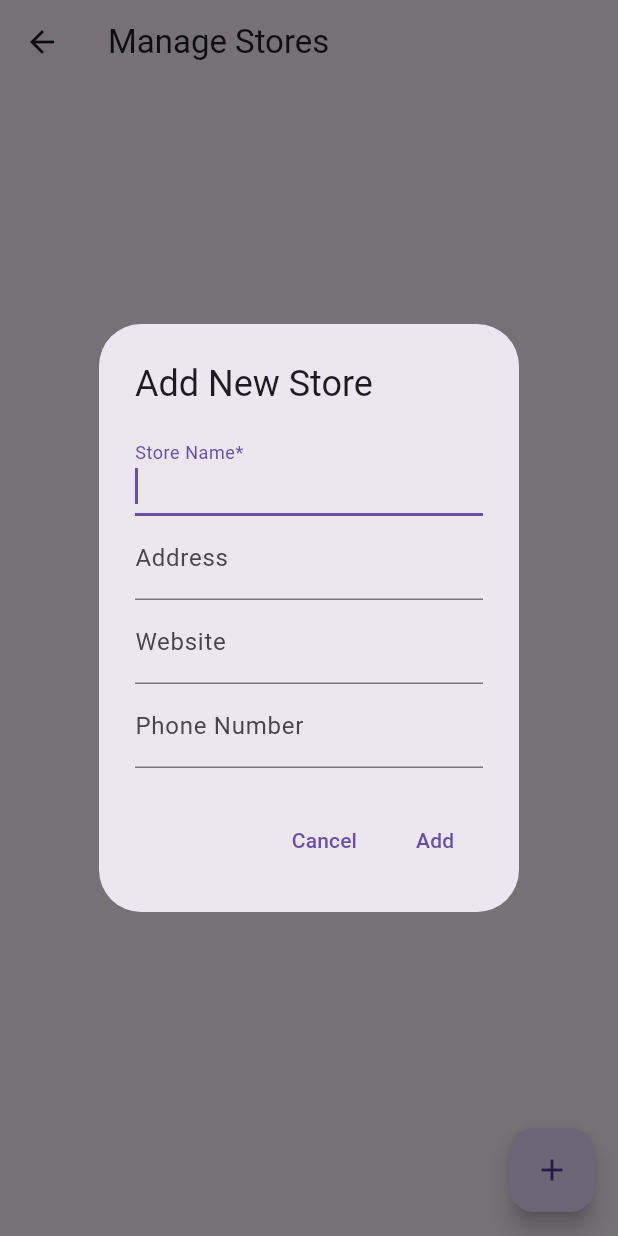
After one commit to PapaBear4/smart_shopper, a Flutter app: the StoreView screen opened directly, after a tap on the "add" icon, on a phone screen of 412 x 824 dp. The commit adds this screen. Run offline on Flutter 3.47's test engine with Material 3 defaults, Android fonts, the phone set to English and light mode, and no system bars; our stand-ins replace bloc, equatable, flutter_bloc, get_it, go_router, objectbox; generated files the repository leaves out were written again.

Commit message:
added stores screen

```diff
--- a/lib/features/shopping_lists/view/shopping_lists_screen.dart
+++ b/lib/features/shopping_lists/view/shopping_lists_screen.dart
@@ -4,6 +4,7 @@ import 'package:go_router/go_router.dart';
 import '../../../models/models.dart'; // Models barrel file
 import '../../../service_locator.dart'; // To get dependencies (GetIt)
 import '../cubit/shopping_list_cubit.dart'; // The Cubit for this feature
+import 'package:go_router/go_router.dart';
 
 class ShoppingListsScreen extends StatelessWidget {
   const ShoppingListsScreen({super.key});
@@ -20,13 +21,25 @@ class ShoppingListsScreen extends StatelessWidget {
           return Scaffold(
             appBar: AppBar(
               title: const Text('My Shopping Lists'),
-              // Optional: Add actions later if needed
+              actions: [
+                IconButton(
+                  icon: const Icon(
+                    Icons.storefront,
+                  ), // Or Icons.settings, Icons.store
+                  tooltip: 'Manage Stores',
+                  onPressed: () {
+                    // Use the innerContext to navigate
+                    innerContext.push('/stores');
+                  },
+                ),
+              ],
             ),
             // Use BlocBuilder to react to state changes from the Cubit
             body: BlocBuilder<ShoppingListCubit, ShoppingListState>(
               builder: (context, state) {
                 // ---- Loading State ----
-                if (state is ShoppingListLoading || state is ShoppingListInitial) {
+                if (state is ShoppingListLoading ||
+                    state is ShoppingListInitial) {
                   return const Center(child: CircularProgressIndicator());
                 }
                 // ---- Loaded State ----
@@ -48,7 +61,8 @@ class ShoppingListsScreen extends StatelessWidget {
                       final list = state.lists[index];
                       return Dismissible(
                         key: ValueKey(list.id), // Unique key for Dismissible
-                        direction: DismissDirection.endToStart, // Swipe left to delete
+                        direction:
+                            DismissDirection.endToStart, // Swipe left to delete
                         background: Container(
                           color: Colors.red,
                           alignment: Alignment.centerRight,
@@ -67,11 +81,17 @@ class ShoppingListsScreen extends StatelessWidget {
                                     ),
                                     actions: <Widget>[
                                       TextButton(
-                                        onPressed: () => Navigator.of(dialogContext).pop(false),
+                                        onPressed:
+                                            () => Navigator.of(
+                                              dialogContext,
+                                            ).pop(false),
                                         child: const Text('Cancel'),
                                       ),
                                       TextButton(
-                                        onPressed: () => Navigator.of(dialogContext).pop(true),
+                                        onPressed:
+                                            () => Navigator.of(
+                                              dialogContext,
+                                            ).pop(true),
                                         child: const Text(
                                           'Delete',
                                           style: TextStyle(color: Colors.red),
@@ -80,11 +100,14 @@ class ShoppingListsScreen extends StatelessWidget {
                                     ],
                                   );
                                 },
-                              ) ?? false;
+                              ) ??
+                              false;
                         },
                         onDismissed: (direction) {
                           // Use innerContext for Cubit interaction
-                          innerContext.read<ShoppingListCubit>().deleteList(list.id);
+                          innerContext.read<ShoppingListCubit>().deleteList(
+                            list.id,
+                          );
                           ScaffoldMessenger.of(innerContext).showSnackBar(
                             SnackBar(
                               content: Text('${list.name} deleted'),
@@ -123,7 +146,7 @@ class ShoppingListsScreen extends StatelessWidget {
               child: const Icon(Icons.add),
             ),
           );
-        }
+        },
       ),
     );
   }
--- /dev/null
+++ b/lib/features/stores/cubit/store_cubit.dart
@@ -0,0 +1,85 @@
+import 'dart:async';
+import 'package:bloc/bloc.dart';
+import 'package:equatable/equatable.dart';
+import '../../../models/models.dart';          // Models barrel file
+import '../../../repositories/store_repository.dart'; // Import store repository
+
+part 'store_state.dart'; // Link state file
+
+class StoreCubit extends Cubit<StoreState> {
+  final IStoreRepository _repository;
+  StreamSubscription? _storeSubscription;
+
+  StoreCubit({required IStoreRepository repository})
+      : _repository = repository,
+        super(StoreInitial()) {
+    _subscribeToStores(); // Start listening to the store stream immediately
+  }
+
+  // Subscribe to the reactive stream from the repository
+  void _subscribeToStores() {
+    emit(StoreLoading());
+    _storeSubscription?.cancel(); // Cancel any previous subscription
+    _storeSubscription = _repository.getStoresStream().listen( // [cite: previous turn's repository code]
+      (stores) {
+        emit(StoreLoaded(stores)); // Emit loaded state with the latest list
+      },
+      onError: (error) {
+        emit(StoreError("Failed to load stores: $error"));
+      },
+    );
+  }
+
+  Future<void> addStore({
+    required String name,
+    String? address,
+    String? website,
+    String? phone,
+  }) async {
+    if (name.trim().isEmpty) return; // Basic validation
+
+    try {
+      final newStore = GroceryStore( // [cite: uploaded:lib/models/grocery_store.dart]
+        name: name.trim(),
+        address: address?.trim(),
+        website: website?.trim(),
+        phoneNumber: phone?.trim(),
+      );
+      await _repository.addStore(newStore); // [cite: previous turn's repository code]
+      // UI updates via the stream subscription
+    } catch (e) {
+      emit(StoreError("Failed to add store: $e"));
+      // Optionally reload or revert
+    }
+  }
+
+  Future<void> updateStore(GroceryStore store) async {
+    // Ensure name isn't empty if updating
+     if (store.name.trim().isEmpty) {
+        emit(const StoreError("Store name cannot be empty."));
+        return;
+     }
+    try {
+      await _repository.updateStore(store); // [cite: previous turn's repository code]
+      // UI updates via the stream subscription
+    } catch (e) {
+      emit(StoreError("Failed to update store: $e"));
+    }
+  }
+
+  Future<void> deleteStore(int storeId) async {
+    try {
+      await _repository.deleteStore(storeId); // [cite: previous turn's repository code]
+      // UI updates via the stream subscription
+    } catch (e) {
+      emit(StoreError("Failed to delete store: $e"));
+    }
+  }
+
+  // Cancel subscription when Cubit is closed
+  @override
+  Future<void> close() {
+    _storeSubscription?.cancel();
+    return super.close();
+  }
+}
--- /dev/null
+++ b/lib/features/stores/cubit/store_state.dart
@@ -0,0 +1,32 @@
+part of 'store_cubit.dart'; // Link to the cubit file
+
+abstract class StoreState extends Equatable {
+  const StoreState();
+
+  @override
+  List<Object> get props => [];
+}
+
+class StoreInitial extends StoreState {}
+
+class StoreLoading extends StoreState {}
+
+// State when stores are successfully loaded
+class StoreLoaded extends StoreState {
+  final List<GroceryStore> stores;
+
+  const StoreLoaded(this.stores);
+
+  @override
+  List<Object> get props => [stores];
+}
+
+// State for handling errors
+class StoreError extends StoreState {
+  final String message;
+
+  const StoreError(this.message);
+
+  @override
+  List<Object> get props => [message];
+}
--- /dev/null
+++ b/lib/features/stores/view/store_screen.dart
@@ -0,0 +1,218 @@
+import 'package:flutter/material.dart';
+import 'package:flutter_bloc/flutter_bloc.dart';
+import '../../../models/models.dart'; // Models barrel file
+import '../../../service_locator.dart'; // GetIt for dependency injection
+import '../cubit/store_cubit.dart'; // The Cubit for this feature
+
+class StoreManagementScreen extends StatelessWidget {
+  const StoreManagementScreen({super.key});
+
+  @override
+  Widget build(BuildContext context) {
+    // Provide the Cubit using the factory registered in GetIt
+    return BlocProvider(
+      create: (context) => getIt<StoreCubit>(),
+      child: StoreView(), // Use a separate widget for easy context access
+    );
+  }
+}
+
+class StoreView extends StatelessWidget {
+  @override
+  Widget build(BuildContext context) {
+    return Scaffold(
+      appBar: AppBar(
+        title: const Text('Manage Stores'),
+        // Consider adding a back button if this isn't the root screen
+      ),
+      body: BlocBuilder<StoreCubit, StoreState>(
+        builder: (context, state) {
+          // --- Loading State ---
+          if (state is StoreLoading || state is StoreInitial) {
+            return const Center(child: CircularProgressIndicator());
+          }
+          // --- Error State ---
+          if (state is StoreError) {
+            return Center(
+              child: Padding(
+                padding: const EdgeInsets.all(16.0),
+                child: Text('Error: ${state.message}'),
+              ),
+            );
+          }
+          // --- Loaded State ---
+          if (state is StoreLoaded) {
+            if (state.stores.isEmpty) {
+              return const Center(
+                  child: Text('No stores saved yet.\nAdd one below!'));
+            }
+            // Display stores
+            return ListView.builder(
+              itemCount: state.stores.length,
+              itemBuilder: (context, index) {
+                final store = state.stores[index];
+                return Dismissible(
+                  key: ValueKey(store.id),
+                  direction: DismissDirection.endToStart,
+                  background: Container(
+                    color: Colors.red,
+                    alignment: Alignment.centerRight,
+                    padding: const EdgeInsets.symmetric(horizontal: 20.0),
+                    child: const Icon(Icons.delete, color: Colors.white),
+                  ),
+                  confirmDismiss: (direction) async {
+                    return await showDialog<bool>(
+                          context: context,
+                          builder: (BuildContext ctx) {
+                            return AlertDialog(
+                              title: const Text('Confirm Deletion'),
+                              content: Text('Delete "${store.name}"?'),
+                              actions: <Widget>[
+                                TextButton(
+                                  onPressed: () => Navigator.of(ctx).pop(false),
+                                  child: const Text('Cancel'),
+                                ),
+                                TextButton(
+                                  onPressed: () => Navigator.of(ctx).pop(true),
+                                  child: const Text('Delete', style: TextStyle(color: Colors.red)),
+                                ),
+                              ],
+                            );
+                          },
+                        ) ?? false;
+                  },
+                  onDismissed: (direction) {
+                    context.read<StoreCubit>().deleteStore(store.id);
+                    ScaffoldMessenger.of(context)
+                      ..hideCurrentSnackBar()
+                      ..showSnackBar(SnackBar(
+                          content: Text('${store.name} deleted'),
+                          duration: const Duration(seconds: 2)));
+                  },
+                  child: ListTile(
+                    title: Text(store.name),
+                    subtitle: Text(
+                      // Display address or phone if available
+                      store.address?.isNotEmpty == true ? store.address! : (store.phoneNumber?.isNotEmpty == true ? store.phoneNumber! : 'No details'),
+                      maxLines: 1,
+                      overflow: TextOverflow.ellipsis,
+                    ),
+                     trailing: IconButton(
+                       icon: const Icon(Icons.edit, size: 20),
+                       tooltip: 'Edit Store',
+                       onPressed: () {
+                          _showAddEditStoreDialog(context, store: store);
+                       },
+                     ),
+                    // Optional: onTap could show full details or launch map later
+                  ),
+                );
+              },
+            );
+          }
+          // --- Fallback ---
+          return const Center(child: Text('Something went wrong.'));
+        },
+      ),
+      floatingActionButton: FloatingActionButton(
+        onPressed: () {
+          _showAddEditStoreDialog(context); // Call to add new store
+        },
+        tooltip: 'Add Store',
+        child: const Icon(Icons.add),
+      ),
+    );
+  }
+
+  // --- Helper Function for Add/Edit Store Dialog ---
+  Future<void> _showAddEditStoreDialog(BuildContext context, {GroceryStore? store}) async {
+    // Get the cubit instance from the context where the function is called
+    final cubit = context.read<StoreCubit>();
+    final bool isEditing = store != null;
+
+    // Form key and controllers
+    final formKey = GlobalKey<FormState>();
+    final nameController = TextEditingController(text: store?.name ?? '');
+    final addressController = TextEditingController(text: store?.address ?? '');
+    final websiteController = TextEditingController(text: store?.website ?? '');
+    final phoneController = TextEditingController(text: store?.phoneNumber ?? '');
+
+    return showDialog<void>(
+      context: context,
+      barrierDismissible: false, // User must tap button!
+      builder: (BuildContext dialogContext) {
+        return AlertDialog(
+          title: Text(isEditing ? 'Edit Store' : 'Add New Store'),
+          content: SingleChildScrollView(
+            child: Form(
+              key: formKey,
+              child: Column(
+                mainAxisSize: MainAxisSize.min,
+                children: <Widget>[
+                  TextFormField(
+                    controller: nameController,
+                    autofocus: true,
+                    decoration: const InputDecoration(labelText: 'Store Name*'),
+                    validator: (value) => (value == null || value.trim().isEmpty) ? 'Enter a name' : null,
+                  ),
+                  TextFormField(
+                    controller: addressController,
+                    decoration: const InputDecoration(labelText: 'Address'),
+                    // No validation needed for optional fields
+                  ),
+                  TextFormField(
+                    controller: websiteController,
+                    decoration: const InputDecoration(labelText: 'Website'),
+                    keyboardType: TextInputType.url,
+                  ),
+                   TextFormField(
+                    controller: phoneController,
+                    decoration: const InputDecoration(labelText: 'Phone Number'),
+                    keyboardType: TextInputType.phone,
+                  ),
+                ],
+              ),
+            ),
+          ),
+          actions: <Widget>[
+            TextButton(
+              child: const Text('Cancel'),
+              onPressed: () => Navigator.of(dialogContext).pop(),
+            ),
+            TextButton(
+              child: Text(isEditing ? 'Save' : 'Add'),
+              onPressed: () {
+                if (formKey.currentState!.validate()) { // Only validates required fields (Name)
+                  final name = nameController.text.trim();
+                  final address = addressController.text.trim();
+                  final website = websiteController.text.trim();
+                  final phone = phoneController.text.trim();
+
+                  if (isEditing) {
+                     // Create updated store object, preserving the ID
+                     final updatedStore = GroceryStore(
+                        id: store!.id, // Keep original ID
+                        name: name,
+                        address: address.isNotEmpty ? address : null, // Store null if empty
+                        website: website.isNotEmpty ? website : null,
+                        phoneNumber: phone.isNotEmpty ? phone : null,
+                     );
+                     cubit.updateStore(updatedStore);
+                  } else {
+                    cubit.addStore(
+                      name: name,
+                      address: address.isNotEmpty ? address : null,
+                      website: website.isNotEmpty ? website : null,
+                      phone: phone.isNotEmpty ? phone : null,
+                    );
+                  }
+                  Navigator.of(dialogContext).pop(); // Close dialog
+                }
+              },
+            ),
+          ],
+        );
+      },
+    );
+  }
+}
--- /dev/null
+++ b/lib/repositories/store_repository.dart
@@ -0,0 +1,58 @@
+import 'dart:async';
+import '../models/models.dart'; // Barrel file for models
+import '../objectbox.dart';   // ObjectBox helper
+import '../objectbox.g.dart'; // Generated file for query conditions
+
+// Interface for the Store Repository
+abstract class IStoreRepository {
+  Stream<List<GroceryStore>> getStoresStream(); // Reactive stream of stores
+  Future<List<GroceryStore>> getAllStores();   // One-time fetch of all stores
+  Future<int> addStore(GroceryStore store);
+  Future<void> updateStore(GroceryStore store);
+  Future<bool> deleteStore(int id);
+}
+
+// Implementation using ObjectBox
+class StoreRepository implements IStoreRepository {
+  final ObjectBox _objectBox;
+  late final Box<GroceryStore> _storeBox;
+
+  StoreRepository(this._objectBox) {
+    // Get the GroceryStore box from the ObjectBox instance
+    _storeBox = _objectBox.groceryStoreBox; // Assumes groceryStoreBox exists in ObjectBox helper [cite: uploaded:lib/objectbox.dart]
+  }
+
+  @override
+  Stream<List<GroceryStore>> getStoresStream() {
+    // Query all stores, order by name, watch for changes
+    final query = _storeBox.query().order(GroceryStore_.name).watch(triggerImmediately: true); // [cite: uploaded:lib/objectbox.g.dart]
+    // Map the stream of queries to a stream of results (List<GroceryStore>)
+    return query.map((query) => query.find());
+  }
+
+   @override
+  Future<List<GroceryStore>> getAllStores() async {
+    // Fetch all stores at once and sort them by name
+    final stores = _storeBox.getAll();
+    stores.sort((a, b) => a.name.toLowerCase().compareTo(b.name.toLowerCase()));
+    return stores;
+  }
+
+  @override
+  Future<int> addStore(GroceryStore store) async {
+    // Add a new store, put returns the assigned ID
+    return _storeBox.put(store);
+  }
+
+  @override
+  Future<void> updateStore(GroceryStore store) async {
+    // Update an existing store (identified by store.id)
+     _storeBox.put(store);
+  }
+
+  @override
+  Future<bool> deleteStore(int id) async {
+    // Remove the store by its ID, returns true if successful
+    return _storeBox.remove(id);
+  }
+}
--- a/lib/routing/app_router.dart
+++ b/lib/routing/app_router.dart
@@ -1,5 +1,6 @@
 import 'package:flutter/material.dart';
 import 'package:go_router/go_router.dart';
+import 'package:smart_shopper2/features/stores/view/store_screen.dart';
 import '../features/shopping_lists/view/shopping_lists_screen.dart'; // Import your main screen
 import '../features/shopping_items/view/shopping_items_screen.dart';
 
@@ -32,6 +33,12 @@ final GoRouter appRouter = GoRouter(
         ),
       ],
     ),
+    GoRoute(
+      path: '/stores', // Path for the store management screen
+      builder: (BuildContext context, GoRouterState state) {
+        return const StoreManagementScreen(); // Build the screen
+      },
+    ),
 
     // Add other top-level routes here if needed (e.g., '/settings')
   ],
```
Also changed, not shown: lib/service_locator.dart (+8 -0 lines).
